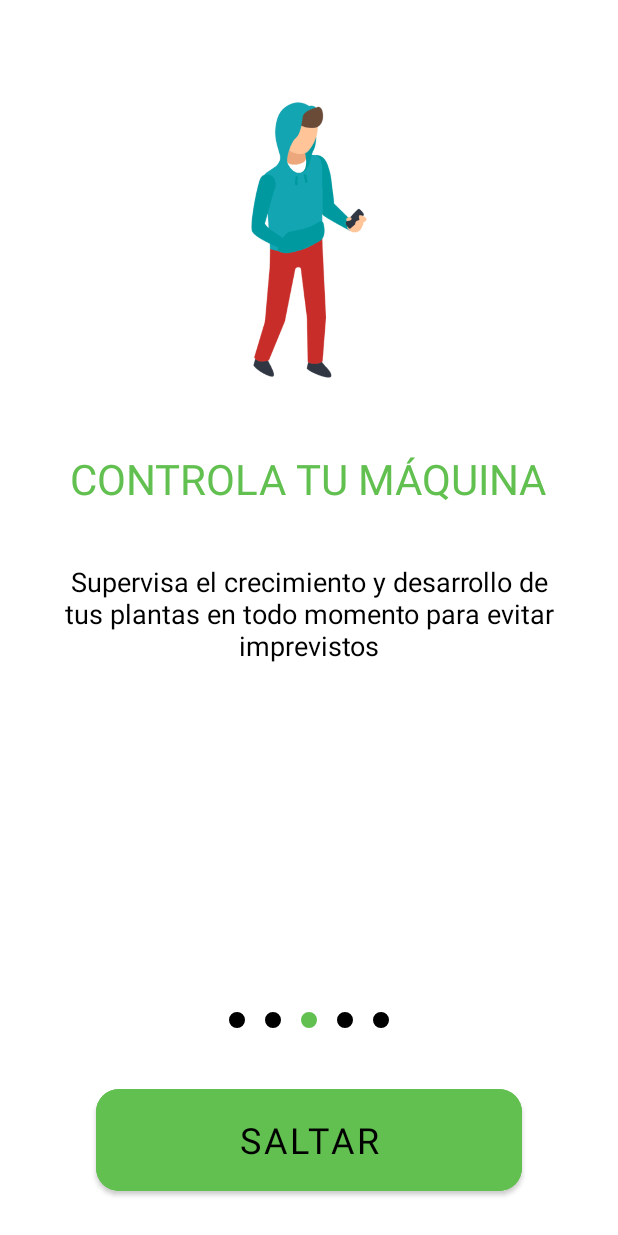
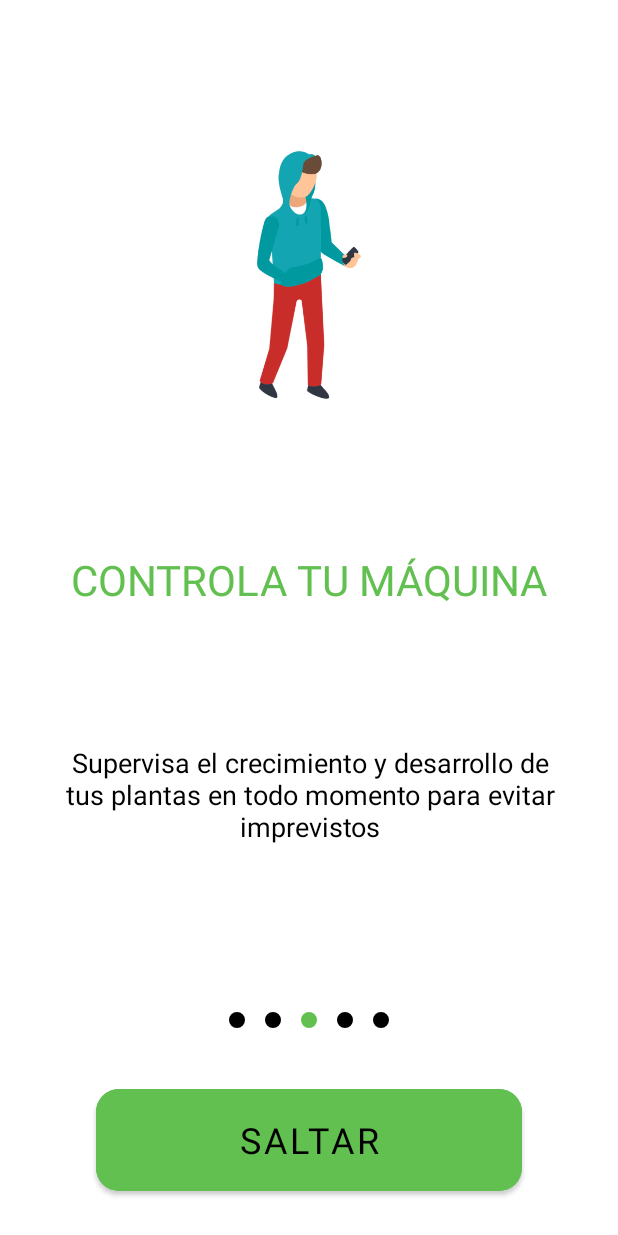
Before and after one commit to quiqueferre12/InfinityCropApp, an Android app: the screen it shows after launch (TutorialActivity), tab 3 chosen, on a phone screen of 412 x 824 dp. Run offline under Robolectric (Android 15) with nearby library versions, the light colour scheme and no system bars; our stand-ins replace Firebase (no records; nobody signed in at launch, a user with empty details on screens opened directly); libraries missing offline, so code that uses them is left out: com.ismaeldivita.chipnavigation; Roboto replaces fonts that are not available here; 3 statements that could not run were skipped.

Commit message:
Ajustes en la primera version del tutorial

```diff
--- a/app/src/main/java/com/example/infinitycropapp/ui/tutorial/Adapter/SliderAdapter.java
+++ b/app/src/main/java/com/example/infinitycropapp/ui/tutorial/Adapter/SliderAdapter.java
@@ -9,6 +9,7 @@ import android.widget.ImageView;
 import android.widget.RelativeLayout;
 import android.widget.TextView;
 
+import androidx.constraintlayout.widget.ConstraintLayout;
 import androidx.viewpager.widget.PagerAdapter;
 
 import com.example.infinitycropapp.R;
@@ -76,11 +77,11 @@ public class SliderAdapter extends PagerAdapter {
 
     @Override
     public boolean isViewFromObject(View view, Object object) {
-        return view == (RelativeLayout) object;
+        return view == (ConstraintLayout) object;
     }
 
     @Override
     public void destroyItem(ViewGroup container, int position, Object object) {
-        container.removeView((RelativeLayout) object);
+        container.removeView((ConstraintLayout) object);
     }
 }
--- a/app/src/main/java/com/example/infinitycropapp/ui/tutorial/TutorialActivity.java
+++ b/app/src/main/java/com/example/infinitycropapp/ui/tutorial/TutorialActivity.java
@@ -14,6 +14,7 @@ import androidx.viewpager.widget.ViewPager;
 import com.example.infinitycropapp.R;
 import com.example.infinitycropapp.ui.tutorial.Adapter.SliderAdapter;
 import com.google.android.material.tabs.TabLayout;
+import com.google.firebase.firestore.DocumentReference;
 import com.google.firebase.firestore.FirebaseFirestore;
 
 public class TutorialActivity extends AppCompatActivity {
@@ -64,7 +65,13 @@ public class TutorialActivity extends AppCompatActivity {
             @Override
             public void onClick(View view) {
                 FirebaseFirestore db = FirebaseFirestore.getInstance();
+                if(currentPage == (sliderAdapter.getCount()-1)){
+                    //Salimos del tutorial
                     finish();
+                }else{
+                    //Avanzamos una página
+                    slideViewPager.setCurrentItem(currentPage + 1);
+                }
             }
         });
 
--- a/app/src/main/res/layout/activity_tutorial.xml
+++ b/app/src/main/res/layout/activity_tutorial.xml
@@ -8,10 +8,10 @@
 
     <androidx.viewpager.widget.ViewPager
         android:id="@+id/viewPager"
-        android:layout_width="match_parent"
+        android:layout_width="wrap_content"
         android:layout_height="wrap_content"
         android:layout_above="@+id/dots"
-        android:layout_marginTop="40dp"
+        android:layout_marginTop="0dp"
         android:layout_marginBottom="0dp">
 
     </androidx.viewpager.widget.ViewPager>
--- a/app/src/main/res/layout/slide_layout.xml
+++ b/app/src/main/res/layout/slide_layout.xml
@@ -1,47 +1,54 @@
 <?xml version="1.0" encoding="utf-8"?>
-<RelativeLayout
-    xmlns:android="http://schemas.android.com/apk/res/android"
+<androidx.constraintlayout.widget.ConstraintLayout xmlns:android="http://schemas.android.com/apk/res/android"
     xmlns:app="http://schemas.android.com/apk/res-auto"
     xmlns:tools="http://schemas.android.com/tools"
-    android:paddingRight="24dp"
+    android:layout_width="match_parent"
+    android:layout_height="match_parent"
     android:paddingLeft="24dp"
-    android:layout_width="match_parent"
-    android:layout_height="match_parent">
+    android:paddingRight="24dp">
 
     <ImageView
         android:id="@+id/imageView"
-        android:layout_width="200dp"
-        android:layout_height="200dp"
-        android:layout_centerHorizontal="true"
-        android:layout_marginTop="20dp"
-        app:srcCompat="@drawable/ic_launcher_foreground" />
+        android:layout_width="180dp"
+        android:layout_height="180dp"
+        app:layout_constraintBottom_toTopOf="@+id/tvTitulo"
+        app:layout_constraintEnd_toEndOf="parent"
+        app:layout_constraintHorizontal_bias="0.5"
+        app:layout_constraintStart_toStartOf="parent"
+        app:layout_constraintTop_toTopOf="parent"
+        app:layout_constraintVertical_bias="0.13" />
 
     <TextView
         android:id="@+id/tvTitulo"
         android:layout_width="wrap_content"
         android:layout_height="wrap_content"
-        android:layout_below="@+id/imageView"
-        android:layout_centerHorizontal="true"
-        android:layout_marginTop="40dp"
         android:fontFamily="@font/roboto_bold"
+        android:gravity="center"
         android:text="Hola"
         android:textAllCaps="true"
         android:textColor="@color/button_color"
-        android:textSize="28dp" />
+        android:textSize="28dp"
+        app:layout_constraintBottom_toTopOf="@+id/tvParrafo"
+        app:layout_constraintEnd_toEndOf="@+id/imageView"
+        app:layout_constraintHorizontal_bias="0.5"
+        app:layout_constraintStart_toStartOf="@+id/imageView"
+        app:layout_constraintTop_toBottomOf="@+id/imageView" />
 
     <TextView
         android:id="@+id/tvParrafo"
         android:layout_width="wrap_content"
         android:layout_height="wrap_content"
-        android:layout_below="@+id/tvTitulo"
-        android:layout_centerHorizontal="true"
-        android:layout_marginTop="40dp"
         android:fontFamily="@font/roboto"
         android:gravity="center"
         android:includeFontPadding="false"
         android:shadowColor="#FFFFFF"
         android:text="Primer Párrafo"
         android:textColor="@color/black"
-        android:textSize="18sp" />
+        android:textSize="18sp"
+        app:layout_constraintBottom_toBottomOf="parent"
+        app:layout_constraintEnd_toEndOf="@+id/tvTitulo"
+        app:layout_constraintHorizontal_bias="0.5"
+        app:layout_constraintStart_toStartOf="@+id/tvTitulo"
+        app:layout_constraintTop_toBottomOf="@+id/tvTitulo" />
 
-</RelativeLayout>
+</androidx.constraintlayout.widget.ConstraintLayout>
```
